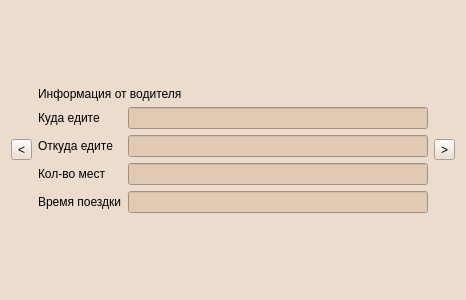
This is driverwindow.ui in WvLadIck/TripLink as Qt 5 draws it before an edit. The edited form follows.
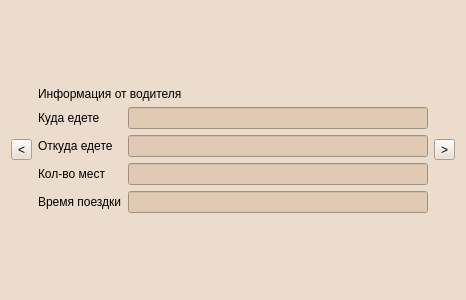
This is the edited form.

Commit message: Go to mainwindow

Patch:
```diff
--- a/driverwindow.ui
+++ b/driverwindow.ui
@@ -55,7 +55,7 @@
          <item row="1" column="0">
           <widget class="QLabel" name="label_from">
            <property name="text">
-            <string>Откуда едите</string>
+            <string>Откуда едете</string>
            </property>
           </widget>
          </item>
@@ -97,7 +97,7 @@
          <item row="0" column="0">
           <widget class="QLabel" name="label_where">
            <property name="text">
-            <string>Куда едите</string>
+            <string>Куда едете</string>
            </property>
           </widget>
          </item>
```
